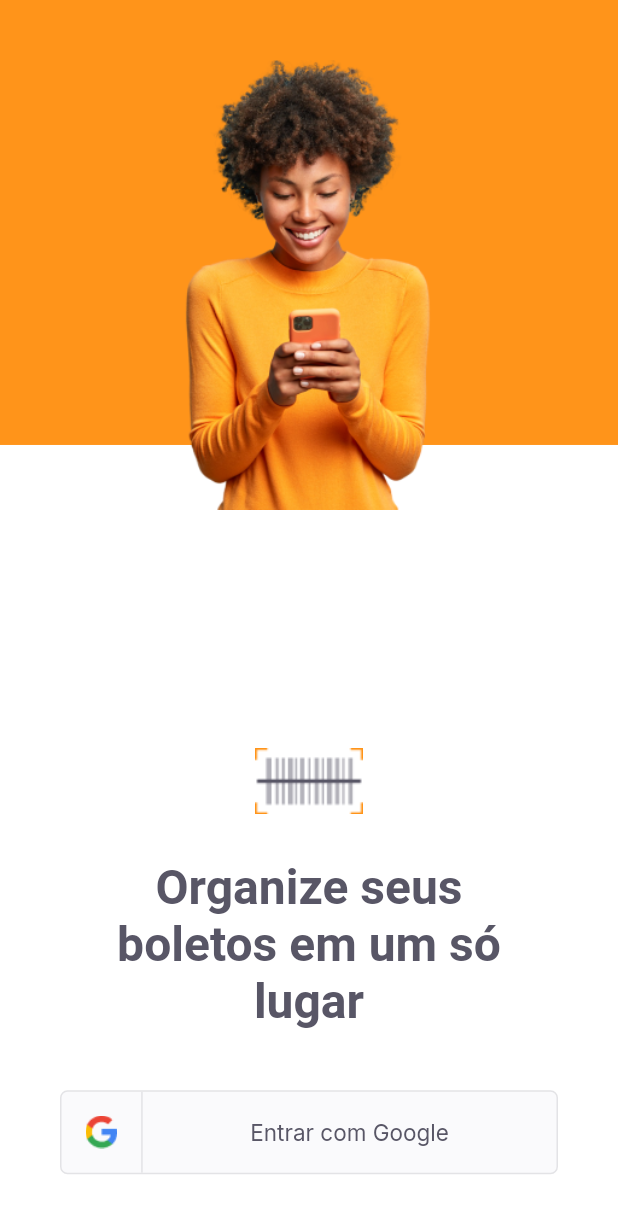
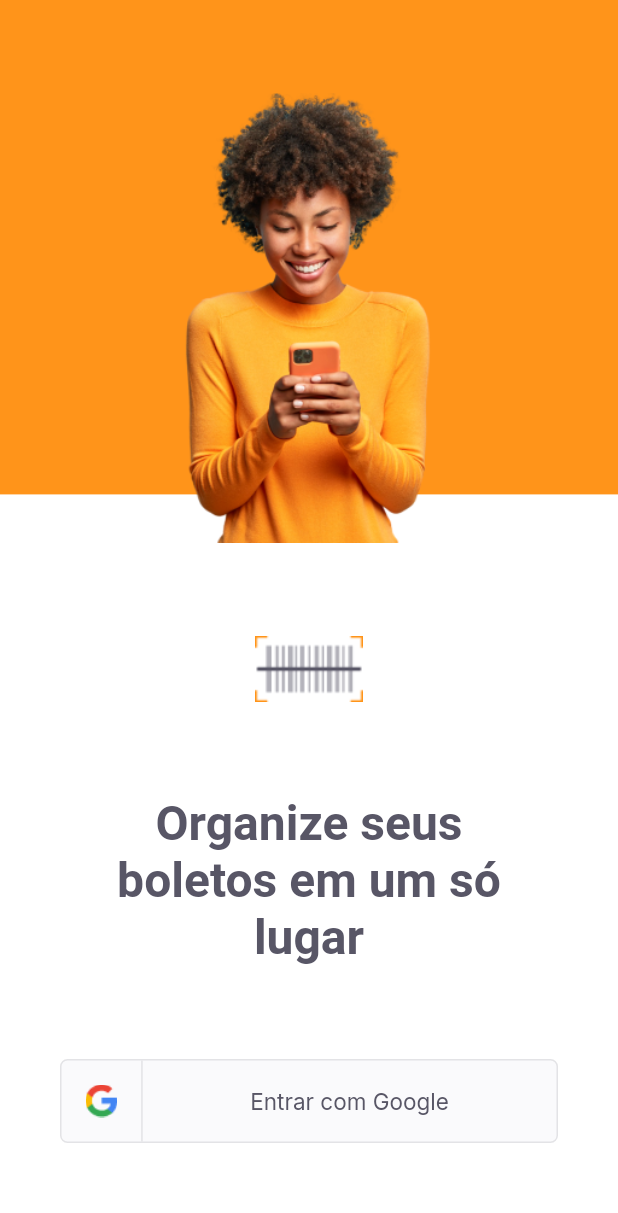
Before and after one commit to Jhone0202/payflow, a Flutter app: the screen it shows after launch, on a phone screen of 412 x 824 dp. Shown: the top 1213 px of the screen. Run offline on Flutter 3.47's test engine with Material 2 defaults, Android fonts, the phone set to English and light mode, and no system bars; our stand-ins replace firebase_core, google_fonts, google_sign_in, shared_preferences; accounts and stored records are empty.

Commit message:
<Change log> 14/08/2021 - Backup;

```diff
--- a/lib/app_widget.dart
+++ b/lib/app_widget.dart
@@ -1,4 +1,6 @@
 import 'package:flutter/material.dart';
+import 'package:payflow/modules/home/home_page.dart';
+import 'package:payflow/modules/splash/splash_page.dart';
 
 import 'modules/login/login_page.dart';
 import 'shared/themes/app_colors.dart';
@@ -9,8 +11,12 @@ class AppWidget extends StatelessWidget {
     return MaterialApp(
       title: 'Pay Flow',
       theme: ThemeData(primaryColor: AppColors.primary),
-      home: LoginPage(),
       debugShowCheckedModeBanner: false,
+      routes: {
+        SplashPage.routeName: (BuildContext context) => SplashPage(),
+        LoginPage.routeName: (BuildContext context) => LoginPage(),
+        HomePage.routeName: (BuildContext context) => HomePage(),
+      },
     );
   }
 }
--- a/lib/modules/login/login_page.dart
+++ b/lib/modules/login/login_page.dart
@@ -1,11 +1,12 @@
 import 'package:flutter/material.dart';
-import 'package:google_sign_in/google_sign_in.dart';
+import 'package:payflow/modules/login/login_controller.dart';
 import 'package:payflow/shared/themes/app_colors.dart';
 import 'package:payflow/shared/themes/app_images.dart';
 import 'package:payflow/shared/themes/app_text_styles.dart';
 import 'package:payflow/shared/widgets/social_login/social_login_button.dart';
 
 class LoginPage extends StatefulWidget {
+  static const String routeName = '/loginPage';
   const LoginPage({Key? key}) : super(key: key);
 
   @override
@@ -13,6 +14,8 @@ class LoginPage extends StatefulWidget {
 }
 
 class _LoginPageState extends State<LoginPage> {
+  final controller = LoginController();
+
   @override
   Widget build(BuildContext context) {
     final size = MediaQuery.of(context).size;
@@ -25,27 +28,21 @@ class _LoginPageState extends State<LoginPage> {
           children: [
             Container(
               width: size.width,
-              height: size.height * 0.36,
+              height: size.height * 0.4,
               color: AppColors.primary,
             ),
-            Positioned(
-              top: 40,
-              left: 0,
-              right: 0,
-              child: Image.asset(
-                AppImages.person,
-                width: 208,
-                height: 300,
-              ),
-            ),
-            Positioned(
-              bottom: size.height * 0.05,
-              left: 0,
-              right: 0,
+            SafeArea(
               child: Column(
                 children: [
+                  const Spacer(),
+                  Image.asset(
+                    AppImages.person,
+                    width: 208,
+                    height: 300,
+                  ),
+                  const Spacer(),
                   Image.asset(AppImages.logomini),
-                  const SizedBox(height: 30),
+                  const Spacer(),
                   Padding(
                     padding: const EdgeInsets.symmetric(horizontal: 70),
                     child: Text(
@@ -54,27 +51,15 @@ class _LoginPageState extends State<LoginPage> {
                       textAlign: TextAlign.center,
                     ),
                   ),
-                  Padding(
-                    padding: const EdgeInsets.fromLTRB(40, 40, 40, 0),
-                    child: SocialLoginButton(
-                      press: () async {
-                        GoogleSignIn _googleSignIn = GoogleSignIn(
-                          scopes: [
-                            'email',
-                            'https://www.googleapis.com/auth/contacts.readonly',
-                          ],
-                        );
-                        try {
-                          await _googleSignIn.signIn();
-                        } catch (error) {
-                          print(error);
-                        }
-                      },
-                    ),
+                  const Spacer(),
+                  SocialLoginButton(
+                    press: () => controller.googleSignIn(context),
+                    padding: const EdgeInsets.symmetric(horizontal: 40),
                   ),
+                  const Spacer(),
                 ],
               ),
-            )
+            ),
           ],
         ),
       ),
--- /dev/null
+++ b/lib/shared/models/user_model.dart
@@ -0,0 +1,27 @@
+import 'dart:convert';
+
+class UserModel {
+  final String name;
+  final String? photoUrl;
+
+  UserModel({required this.name, this.photoUrl});
+
+  Map<String, dynamic> toMap() {
+    return {
+      'name': name,
+      'photoUrl': photoUrl,
+    };
+  }
+
+  factory UserModel.fromMap(Map<String, dynamic> map) {
+    return UserModel(
+      name: map['name'],
+      photoUrl: map['photoUrl'],
+    );
+  }
+
+  String toJson() => json.encode(toMap());
+
+  factory UserModel.fromJson(String source) =>
+      UserModel.fromMap(json.decode(source));
+}
--- a/lib/shared/widgets/social_login/social_login_button.dart
+++ b/lib/shared/widgets/social_login/social_login_button.dart
@@ -5,7 +5,12 @@ import 'package:payflow/shared/themes/app_text_styles.dart';
 
 class SocialLoginButton extends StatelessWidget {
   final VoidCallback press;
-  const SocialLoginButton({Key? key, required this.press}) : super(key: key);
+  final EdgeInsets? padding;
+  const SocialLoginButton({
+    Key? key,
+    required this.press,
+    this.padding,
+  }) : super(key: key);
 
   @override
   Widget build(BuildContext context) {
@@ -13,6 +18,7 @@ class SocialLoginButton extends StatelessWidget {
       onTap: press,
       child: Container(
         height: 56,
+        margin: padding ?? EdgeInsets.zero,
         decoration: BoxDecoration(
           color: AppColors.shape,
           border: Border.fromBorderSide(BorderSide(color: AppColors.stroke)),
--- a/pubspec.yaml
+++ b/pubspec.yaml
@@ -32,6 +32,7 @@ dependencies:
   firebase_core: ^1.4.0
   google_sign_in: ^5.0.7
   google_sign_in_web: ^0.10.0+1
+  shared_preferences: ^2.0.6
 
 dev_dependencies:
   flutter_test:
```
Also changed, not shown: lib/modules/home/home_controller.dart (added, +7 -0 lines), lib/modules/home/home_page.dart (+78 -3 lines), lib/modules/login/login_controller.dart (added, +21 -0 lines), lib/modules/splash/splash_page.dart (+10 -1 lines), lib/shared/auth/auth_controller.dart (added, +40 -0 lines), pubspec.lock.
